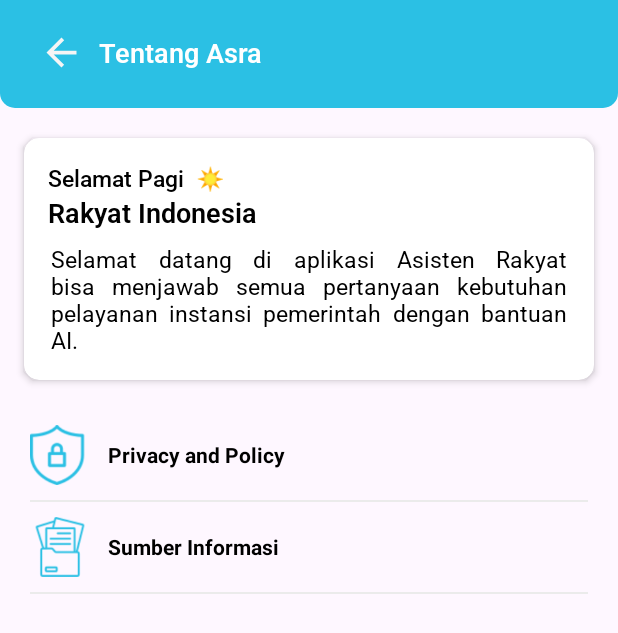
After one commit to ardenaAfif/asisten-rakyat, an Android app: the AboutActivity screen opened directly, with no data from a screen before it, on a phone screen of 412 x 824 dp. The commit adds this screen. Shown: the top 633 px of the screen. Run offline under Robolectric (Android 15) with nearby library versions, the phone set to English and light mode, and no system bars.

Commit message:
Created privacy policy and source info pages

```diff
--- a/app/build.gradle.kts
+++ b/app/build.gradle.kts
@@ -11,7 +11,7 @@ android {
         applicationId = "id.asistenrakyat"
         minSdk = 24
         targetSdk = 35
-        versionCode = 1
+        versionCode = 2
         versionName = "1.0.0"
 
         testInstrumentationRunner = "androidx.test.runner.AndroidJUnitRunner"
--- /dev/null
+++ b/app/src/main/java/id/asistenrakyat/ui/about/AboutActivity.kt
@@ -0,0 +1,84 @@
+package id.asistenrakyat.ui.about
+
+import android.content.Intent
+import android.os.Bundle
+import android.widget.TextView
+import androidx.activity.enableEdgeToEdge
+import androidx.appcompat.app.AppCompatActivity
+import androidx.core.view.ViewCompat
+import androidx.core.view.WindowInsetsCompat
+import com.google.android.material.bottomsheet.BottomSheetDialog
+import id.asistenrakyat.R
+import id.asistenrakyat.databinding.ActivityAboutBinding
+import java.util.Calendar
+
+class AboutActivity : AppCompatActivity() {
+
+    private lateinit var binding: ActivityAboutBinding
+
+    override fun onCreate(savedInstanceState: Bundle?) {
+        super.onCreate(savedInstanceState)
+        binding = ActivityAboutBinding.inflate(layoutInflater)
+        setContentView(binding.root)
+
+        toolbarSetup()
+        menuListener()
+        setupWelcomingText()
+    }
+
+    private fun menuListener() {
+        binding.apply {
+            layoutPrivacyPolicy.setOnClickListener {
+                startActivity(Intent(this@AboutActivity, PrivacyActivity::class.java))
+            }
+            layoutSourceInfo.setOnClickListener {
+                showSourceInfoBottomSheet()
+            }
+        }
+    }
+
+    private fun showSourceInfoBottomSheet() {
+        val bottomSheetDialog = BottomSheetDialog(this)
+        val view = layoutInflater.inflate(R.layout.bottom_sheet_source_info, null)
+
+        view.findViewById<TextView>(R.id.tvSourceInfoTitle).text = "Sumber Data Informasi Layanan Publik"
+
+        view.findViewById<TextView>(R.id.tvSourceInfoContent).text = """
+            Informasi layanan publik yang disediakan oleh Aplikasi bersumber dari situs web resmi instansi pemerintah berikut:
+            - Direktorat Jenderal Pajak (pajak.go.id)
+            - BPJS Kesehatan (bpjs-kesehatan.go.id)
+            - Perusahaan Daerah Air Minum (PDAM) - (Sesuai dengan PDAM masing-masing daerah)
+            - Direktorat Jenderal Imigrasi (imigrasi.go.id)
+            - Direktorat Jenderal Kependudukan dan Pencatatan Sipil (dukcapil.kemendagri.go.id)
+            - Perusahaan Listrik Negara (pln.co.id)
+
+            Kami berupaya untuk selalu menyediakan informasi yang akurat dan terbaru, namun kami tidak menjamin keakuratan atau kelengkapan informasi yang disediakan.
+        """.trimIndent()
+
+        bottomSheetDialog.setContentView(view)
+        bottomSheetDialog.show()
+    }
+
+    private fun setupWelcomingText() {
+        val currentHour = Calendar.getInstance().get(Calendar.HOUR_OF_DAY)
+        val (welcomingText, emoji) = when (currentHour) {
+            in 5..11 -> "Selamat Pagi" to "☀️"
+            in 12..14 -> "Selamat Siang" to "🌞"
+            in 15..17 -> "Selamat Sore" to "🌅"
+            else -> "Selamat Malam" to "🌙"
+        }
+
+        binding.apply {
+            binding.tvWelcomingNow.text = "$welcomingText  $emoji"
+        }
+    }
+
+    private fun toolbarSetup() {
+        binding.toolbar.apply {
+            tvToolbarName.text = "Tentang Asra"
+            navBack.setOnClickListener {
+                onBackPressedDispatcher.onBackPressed()
+            }
+        }
+    }
+}
--- /dev/null
+++ b/app/src/main/res/layout/activity_about.xml
@@ -0,0 +1,141 @@
+<?xml version="1.0" encoding="utf-8"?>
+<androidx.constraintlayout.widget.ConstraintLayout xmlns:android="http://schemas.android.com/apk/res/android"
+    xmlns:app="http://schemas.android.com/apk/res-auto"
+    xmlns:tools="http://schemas.android.com/tools"
+    android:id="@+id/main"
+    android:layout_width="match_parent"
+    android:layout_height="match_parent"
+    tools:context=".ui.about.AboutActivity">
+
+    <include
+        android:id="@+id/toolbar"
+        layout="@layout/custom_toolbar"
+        app:layout_constraintEnd_toEndOf="parent"
+        app:layout_constraintStart_toStartOf="parent"
+        app:layout_constraintTop_toTopOf="parent" />
+
+    <androidx.cardview.widget.CardView
+        android:id="@+id/cardView"
+        android:layout_width="match_parent"
+        android:layout_height="wrap_content"
+        android:layout_marginHorizontal="16dp"
+        android:layout_marginTop="20dp"
+        app:cardCornerRadius="10dp"
+        app:cardElevation="3dp"
+        app:layout_constraintEnd_toEndOf="parent"
+        app:layout_constraintStart_toStartOf="parent"
+        app:layout_constraintTop_toBottomOf="@+id/toolbar">
+
+        <LinearLayout
+            android:layout_width="match_parent"
+            android:layout_height="match_parent"
+            android:layout_margin="16dp"
+            android:orientation="vertical">
+
+            <TextView
+                android:id="@+id/tvWelcomingNow"
+                android:layout_width="wrap_content"
+                android:layout_height="wrap_content"
+                android:fontFamily="@font/roboto_medium"
+                android:textColor="@color/black"
+                android:textSize="15sp"
+                tools:text="Selamat Pagi" />
+
+            <TextView
+                android:layout_width="wrap_content"
+                android:layout_height="wrap_content"
+                android:fontFamily="@font/roboto_semibold"
+                android:text="Rakyat Indonesia"
+                android:textColor="@color/black"
+                android:textSize="18sp" />
+
+            <TextView
+                android:layout_width="wrap_content"
+                android:layout_height="wrap_content"
+                android:layout_marginTop="8dp"
+                android:fontFamily="@font/roboto_regular"
+                android:justificationMode="inter_word"
+                android:paddingHorizontal="2dp"
+                android:text="@string/welcoming_text"
+                android:textColor="@color/black"
+                android:textSize="15sp" />
+        </LinearLayout>
+    </androidx.cardview.widget.CardView>
+
+    <LinearLayout
+        android:id="@+id/layout_privacy_policy"
+        android:layout_width="match_parent"
+        android:layout_height="wrap_content"
+        android:gravity="center_vertical"
+        android:layout_marginTop="20dp"
+        android:paddingTop="10dp"
+        android:paddingBottom="10dp"
+        android:layout_marginHorizontal="20dp"
+        app:layout_constraintEnd_toEndOf="parent"
+        app:layout_constraintStart_toStartOf="parent"
+        app:layout_constraintTop_toBottomOf="@+id/cardView">
+
+        <ImageView
+            android:layout_width="40dp"
+            android:layout_height="40dp"
+            android:src="@drawable/ic_privacy" />
+
+        <TextView
+            android:layout_width="wrap_content"
+            android:layout_height="wrap_content"
+            android:text="Privacy and Policy"
+            android:textColor="@color/black"
+            android:layout_marginStart="12dp"
+            android:textSize="14sp"
+            android:textStyle="bold" />
+    </LinearLayout>
+
+    <View
+        android:id="@+id/view1"
+        android:layout_width="match_parent"
+        android:layout_height="1dp"
+        android:background="@color/color_grey_light"
+        app:layout_constraintEnd_toEndOf="parent"
+        android:layout_marginHorizontal="20dp"
+        app:layout_constraintTop_toBottomOf="@id/layout_privacy_policy"
+        app:layout_constraintStart_toStartOf="parent" />
+
+    <LinearLayout
+        android:id="@+id/layout_source_info"
+        android:layout_width="match_parent"
+        android:layout_height="wrap_content"
+        android:gravity="center_vertical"
+        android:paddingTop="10dp"
+        android:paddingBottom="10dp"
+        android:layout_marginHorizontal="20dp"
+        app:layout_constraintEnd_toEndOf="parent"
+        app:layout_constraintStart_toStartOf="parent"
+        app:layout_constraintTop_toBottomOf="@+id/view1">
+
+        <ImageView
+            android:layout_width="40dp"
+            android:layout_height="40dp"
+            android:src="@drawable/ic_data_source" />
+
+        <TextView
+            android:layout_width="wrap_content"
+            android:layout_height="wrap_content"
+            android:text="Sumber Informasi"
+            android:textColor="@color/black"
+            android:layout_marginStart="12dp"
+            android:textSize="14sp"
+            android:textStyle="bold" />
+    </LinearLayout>
+
+    <View
+        android:id="@+id/view2"
+        android:layout_width="match_parent"
+        android:layout_height="1dp"
+        android:background="@color/color_grey_light"
+        app:layout_constraintEnd_toEndOf="parent"
+        android:layout_marginHorizontal="20dp"
+        app:layout_constraintTop_toBottomOf="@id/layout_source_info"
+        app:layout_constraintStart_toStartOf="parent" />
+
+
+</androidx.constraintlayout.widget.ConstraintLayout>
--- /dev/null
+++ b/app/src/main/res/layout/custom_toolbar.xml
@@ -0,0 +1,27 @@
+<?xml version="1.0" encoding="utf-8"?>
+<androidx.appcompat.widget.Toolbar xmlns:android="http://schemas.android.com/apk/res/android"
+    android:layout_width="match_parent"
+    android:layout_height="wrap_content"
+    android:background="@drawable/bg_toolbar"
+    android:paddingTop="10dp"
+    android:paddingBottom="12dp">
+
+    <ImageView
+        android:id="@+id/nav_back"
+        android:layout_width="50dp"
+        android:layout_height="50dp"
+        android:padding="10dp"
+        android:src="@drawable/ic_arrow_back"/>
+
+    <TextView
+        android:id="@+id/tv_toolbar_name"
+        android:layout_width="wrap_content"
+        android:layout_height="wrap_content"
+        android:textColor="@color/white"
+        android:fontFamily="@font/roboto_semibold"
+        android:textSize="18sp"
+        android:text="Tentang Asra"/>
+
+
+
+</androidx.appcompat.widget.Toolbar>
--- a/app/src/main/res/values/colors.xml
+++ b/app/src/main/res/values/colors.xml
@@ -7,4 +7,5 @@
     <color name="color_primary">#2BC0E4</color>
     <color name="color_secondary">#EAECC6</color>
     <color name="green_light">#6DED68</color>
+    <color name="color_grey_light">#EBEBEB</color>
 </resources>
--- /dev/null
+++ b/app/src/main/res/values/ids.xml
@@ -0,0 +1,4 @@
+<?xml version="1.0" encoding="utf-8"?>
+<resources>
+    <item name="tag_is_animating" type="id"/>
+</resources>
```
Also changed, not shown: app/src/main/AndroidManifest.xml (+7 -1 lines), app/src/main/java/id/asistenrakyat/ui/about/PrivacyActivity.kt (added, +52 -0 lines), app/src/main/java/id/asistenrakyat/ui/home/MainActivity.kt (+11 -0 lines), app/src/main/java/id/asistenrakyat/utils/Extention.kt (added, +37 -0 lines), app/src/main/res/layout/activity_main.xml (+13 -2 lines), app/src/main/res/layout/activity_privacy.xml (added, +26 -0 lines), app/src/main/res/layout/bottom_sheet_source_info.xml (added, +37 -0 lines), app/src/main/res/drawable/ic_about.png (added), app/src/main/res/drawable/ic_data_source.png (added), app/src/main/res/drawable/ic_privacy.png (added), app/src/main/res/drawable/logo_asra.png (added), 3 other files.
